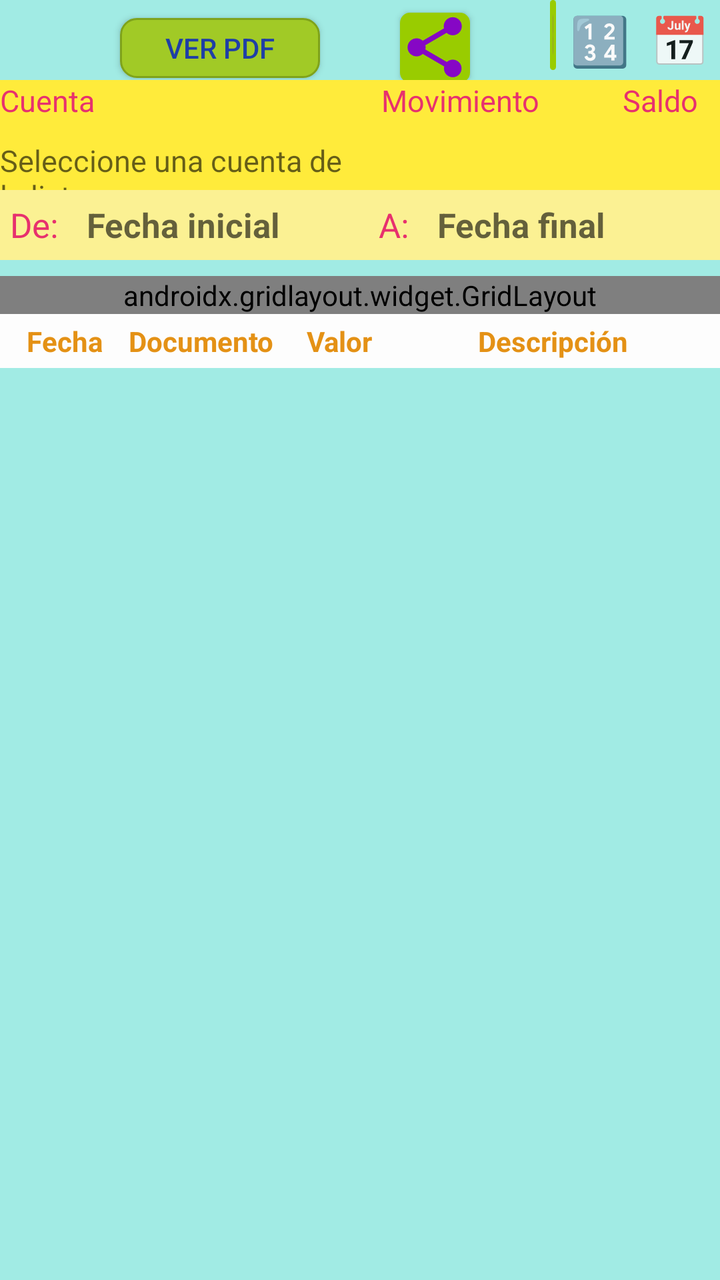
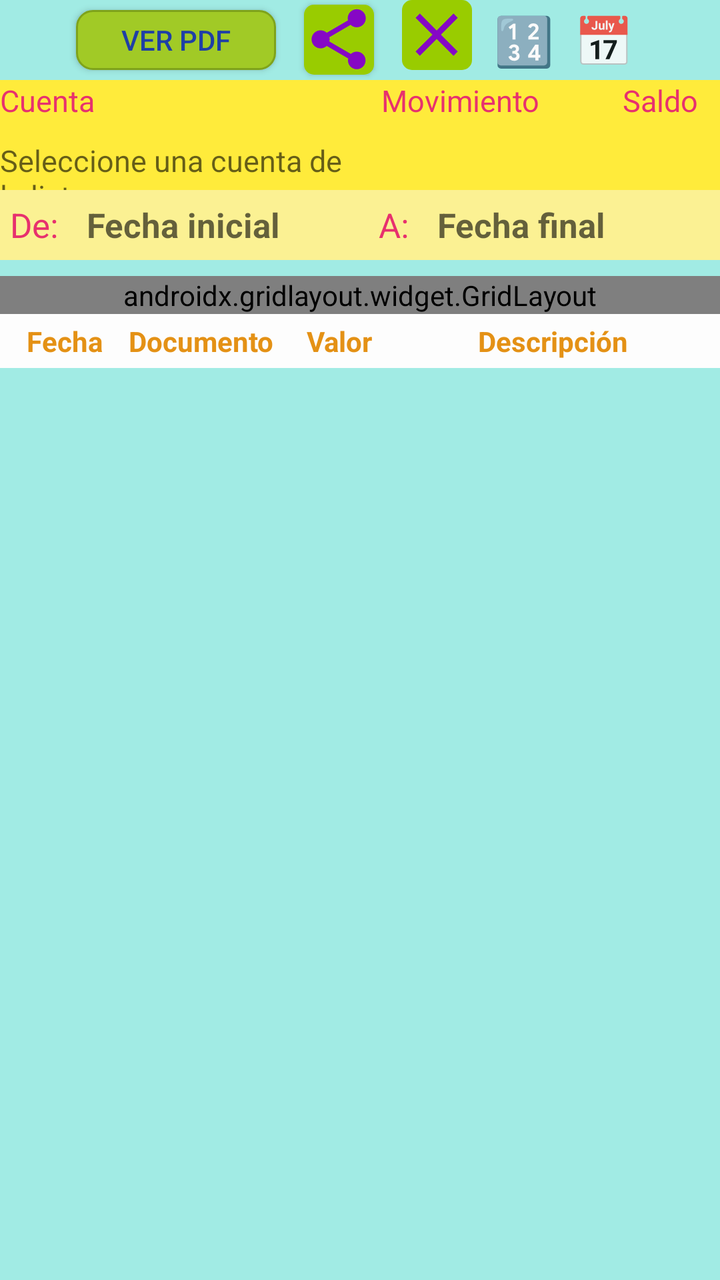

Screens rendered from an Android XML layout before and after an edit, with the pre-edit source and the edit as a unified diff.
<!-- AndroidManifest.xml: application theme Theme.AppCompat.Light -->
<!-- res/layout/f3_2_and_f3_4_ver_item_transacciones.xml -->
<?xml version="1.0" encoding="utf-8"?>
<LinearLayout xmlns:android="http://schemas.android.com/apk/res/android"
    xmlns:tools="http://schemas.android.com/tools"
    xmlns:app="http://schemas.android.com/apk/res-auto"
    android:layout_width="match_parent"
    android:layout_height="match_parent"
    android:layout_marginTop="80dp"
    android:layout_marginLeft="5dp"
    android:layout_marginRight="3dp"
    android:orientation="vertical"
    android:background="#A1EBE4"
    tools:context="B_FRAGMENTS.F3_2_VerItemTransaccion">

    <LinearLayout
        android:layout_width="wrap_content"
        android:layout_height="wrap_content"
        android:orientation="horizontal">

        <Button
            android:id="@+id/crearPdfConTablaPorCuentaYFecha_XBt"
                android:background="@drawable/bg_boton_accion"
                android:textColor="#1F3FA6"
            android:layout_width="100dp"
            android:layout_height="30dp"
            android:layout_marginLeft="60dp"
            android:layout_marginRight="40dp"
            android:text="Ver Pdf" />

        <Button
            android:id="@+id/compartirEstadoDeCuenta_XBt"
            android:layout_width="35dp"
            android:layout_height="35dp"
            android:background="@drawable/ic_share"
            android:layout_marginRight="40dp" />

        <ImageButton
            android:id="@+id/salida_XBt"
            android:layout_width="35dp"
            android:layout_height="35dp"
            android:layout_gravity="start"
            android:layout_marginTop="2dp"
            android:layout_marginRight="2dp"
            android:layout_weight="1"
            android:background="@drawable/ic_out"
            android:src="@drawable/bg_transparent"
            android:text="Salir" />

        <Button
            android:id="@+id/calculadoraLibre_XBt"
            android:layout_width="40dp"
            android:layout_height="40dp"
            android:background="?attr/selectableItemBackground"
            android:text="🔢"
            android:textAllCaps="false"
            android:textColor="#1976D2"
            android:textSize="24sp"

            />

        
        <Button
            android:id="@+id/alternarPorFecha_XBt"
            android:layout_width="40dp"
            android:layout_height="40dp"
            android:background="?attr/selectableItemBackground"
            android:text="📅"
            android:textAllCaps="false"
            android:textSize="24sp"
            android:contentDescription="Consultar por fechas"/>

        
        <Button
            android:id="@+id/graficasIndicadores_XBt"
            android:layout_width="40dp"
            android:layout_height="40dp"
            android:background="?attr/selectableItemBackground"
            android:text="📊"
            android:textAllCaps="false"
            android:textSize="24sp"
            android:visibility="gone"
            android:contentDescription="Ver gráficas de Indicadores"/>

        
        <Button
            android:id="@+id/historialInventarioDesdeInforme_XBt"
            android:layout_width="40dp"
            android:layout_height="40dp"
            android:background="?attr/selectableItemBackground"
            android:text="📦"
            android:textAllCaps="false"
            android:textSize="24sp"
            android:visibility="gone"
            android:contentDescription="Ver historial de inventario"/>

    </LinearLayout>

    <LinearLayout
        android:layout_width="match_parent"
        android:layout_height="wrap_content"
        android:orientation="horizontal"
        android:background="#FFEB3B">

        <TextView
            android:id="@+id/etiquetaCuenta_XBt"
            android:layout_width="180dp"
            android:layout_height="30dp"
            android:textSize="15sp"
            android:text="Cuenta"
            android:background="#FFEB3B"
            android:textColor="#E7316E" />

        <TextView
            android:id="@+id/etiquetaMovimiento_XBt"
            android:layout_width="100dp"
            android:layout_height="30dp"
            android:textSize="15sp"
            android:text="Movimiento"
            android:background="#FFEB3B"
            android:textColor="#E7316E"
            android:textAlignment="center" />

        <TextView
            android:layout_width="100dp"
            android:layout_height="30dp"
            android:textSize="15sp"
            android:text="Saldo"
            android:background="#FFEB3B"
            android:textColor="#E7316E"
            android:textAlignment="center" />
    </LinearLayout>

    <LinearLayout
        android:id="@+id/barraSuperiorId"
        android:layout_width="match_parent"
        android:layout_height="25dp"
        android:orientation="horizontal"
        android:background="#FFEB3B">

        <TextView
            android:id="@+id/c3_Cuenta_XTv"
            android:layout_width="180dp"
            android:layout_height="30dp"
            android:textSize="15sp"
            android:hint="Seleccione una cuenta de la lista"
            android:background="#FFEB3B"
            android:textColor="#E7316E" />

        <TextView
            android:id="@+id/c5_0_Valor_XTv"
            android:layout_width="100dp"
            android:layout_height="30dp"
            android:textSize="15sp"
            android:hint=""
            android:background="#FFEB3B"
            android:textColor="#E7316E"
            android:textAlignment="center" />

        <TextView
            android:id="@+id/c5_Valor_XTv"
            android:layout_width="100dp"
            android:layout_height="30dp"
            android:textSize="15sp"
            android:hint=""
            android:background="#FFEB3B"
            android:textColor="#E7316E"
            android:textAlignment="center" />
    </LinearLayout>

    
    <LinearLayout
        android:id="@+id/consultasPorCuentaYFecha_XLl"
        android:layout_width="match_parent"
        android:layout_height="wrap_content"
        android:orientation="vertical"
        android:padding="5dp"
        android:background="#FBF193">

        
        <LinearLayout
            android:layout_width="match_parent"
            android:layout_height="wrap_content"
            android:orientation="horizontal"
            android:gravity="center_vertical">

            <TextView
                android:layout_width="wrap_content"
                android:layout_height="25dp"
                android:text="De: "
                android:background="#FBF193"
                android:textSize="17sp"
                android:textColor="#E7316E"
                android:gravity="center_vertical"
                android:paddingRight="5dp" />

            <TextView
                android:id="@+id/fecha1Calendario_XTv"
                android:layout_width="0dp"
                android:layout_height="25dp"
                android:layout_weight="1"
                android:textSize="17sp"
                android:hint="Fecha inicial"
                android:textStyle="bold"
                android:background="#FBF193"
                android:text=""
                android:textColor="#E7316E"
                android:gravity="center_vertical"
                android:paddingLeft="5dp" />

            <TextView
                android:layout_width="wrap_content"
                android:layout_height="25dp"
                android:text="A: "
                android:background="#FBF193"
                android:textSize="17sp"
                android:textColor="#E7316E"
                android:gravity="center_vertical"
                android:paddingLeft="10dp"
                android:paddingRight="5dp" />

            <TextView
                android:id="@+id/fecha2Calendario_XTv"
                android:layout_width="0dp"
                android:layout_height="25dp"
                android:layout_weight="1"
                android:background="#FBF193"
                android:textSize="17sp"
                android:hint="Fecha final"
                android:textStyle="bold"
                android:text=""
                android:textColor="#E7316E"
                android:gravity="center_vertical"
                android:paddingLeft="5dp" />
        </LinearLayout>

    </LinearLayout>

    
    <androidx.gridlayout.widget.GridLayout
        android:layout_width="match_parent"
        android:layout_height="wrap_content"
        android:layout_marginTop="8dp"
        android:gravity="center"
        app:columnCount="4"
        app:rowCount="2"
        app:useDefaultMargins="true"
        >

        <EditText
            android:id="@+id/buscar_XTv"
            android:layout_width="300dp"
            android:layout_height="35dp"
            android:layout_marginRight="10dp"
            android:background="@drawable/bg_white_square"
            android:hint="Buscar..."
            android:inputType="text"
            android:maxLines="1"
            android:text=""
            android:textAlignment="center"
            android:textColor="#1B3AE4"
            android:textColorHint="#999999"
            android:textSize="16sp"
            app:layout_column="0"
            app:layout_gravity="center_horizontal"
            app:layout_row="0"
            app:layout_columnSpan="4"
            />

        

        <LinearLayout
            android:layout_width="wrap_content"
            android:layout_height="40dp"
            android:layout_marginTop="2dp"
            app:useDefaultMargins="true"
            app:layout_gravity="center_horizontal"
            android:background="@drawable/bg_white_square"
            app:layout_row="1"
            app:layout_column="0"
            app:layout_columnSpan="4"
            >

        <TextView
            android:id="@+id/contadorVerificadas_XTv"
            android:layout_width="180dp"
            android:layout_height="35dp"
            android:gravity="center_vertical"
            android:text="✓: Verificadas 0/0"
            android:textColor="#2844DC"
            android:textSize="15sp"
            android:textStyle="bold"
            android:visibility="visible"
            app:layout_row="1"
            app:layout_column="0"
            android:layout_marginRight="10dp"
            />

        <TextView
            android:id="@+id/sumaVerificadas_XTv"
            android:layout_width="100dp"
            android:layout_height="35dp"
            android:gravity="center_vertical"
            android:text="Por $0"
            android:textColor="#2844DC"
            android:textSize="15sp"
            android:textStyle="bold"
            android:visibility="visible"
            app:layout_row="1"
            app:layout_column="1"
            android:layout_marginRight="10dp"
            />

            <Button
                android:id="@+id/filtroVerificadas_XBt"
                android:layout_width="26dp"
                android:layout_height="26dp"
                android:layout_marginTop="2dp"
                android:background="@drawable/ic_circle_checked"
                android:button="@null"
                android:paddingLeft="12dp"
                android:paddingRight="12dp"
                android:text=""
                android:textColor="#FFFFFF"
                android:textSize="12sp"
                app:layout_row="1"
                app:layout_column="2"
                android:layout_marginRight="5dp"
                />

            <ImageButton
                android:id="@+id/limpiarChecks_XBt"
                android:layout_width="26dp"
                android:layout_height="26dp"
                android:layout_marginTop="8dp"
                android:src="@drawable/ic_clear_checks"
                android:scaleType="fitCenter"
                android:background="@android:color/transparent"
                android:contentDescription="Limpiar verificaciones"

                />

            <Button
                android:id="@+id/filtroSinVerificar_XBt"
                android:layout_width="26dp"
                android:layout_height="26dp"
                android:layout_marginTop="2dp"
                android:background="@drawable/ic_circle_unchecked"
                android:button="@null"
                android:paddingLeft="12dp"
                android:paddingRight="12dp"
                android:text=""
                android:textColor="#FFFFFF"
                android:textSize="12sp"
                app:layout_row="1"
                app:layout_column="3"
                android:layout_marginRight="4dp"
                />

        </LinearLayout>

    </androidx.gridlayout.widget.GridLayout>

    <Button
        android:id="@+id/filtroTodas_XBt"
                android:background="@drawable/bg_boton_accion"
                android:textColor="#1F3FA6"
        android:layout_width="wrap_content"
        android:layout_height="32dp"
        android:layout_marginRight="4dp"
        android:paddingLeft="12dp"
        android:paddingRight="12dp"
        android:text="Todas"
        android:textSize="12sp"
        android:visibility="gone" />

    <LinearLayout
        android:layout_width="match_parent"
        android:layout_height="wrap_content"
        android:orientation="vertical">

        
        <TableLayout
            android:layout_width="match_parent"
            android:layout_height="wrap_content"
            android:background="#FDFDFD">

            <TableRow>
                <TextView
                    android:layout_weight="0.05"
                    android:text="  Fecha"
                    android:textStyle="bold"
                    android:gravity="center"
                    android:padding="4dp"
                    android:textColor="#E49115" />

                <TextView
                    android:layout_weight="0.05"
                    android:text="Documento"
                    android:textStyle="bold"
                    android:gravity="center"
                    android:padding="4dp"
                    android:textColor="#E49115" />

                <TextView
                    android:layout_weight="0.05"
                    android:text=" Valor"
                    android:textStyle="bold"
                    android:gravity="center"
                    android:padding="4dp"
                    android:textColor="#E49115" />

                <TextView
                    android:layout_weight="0.8"
                    android:text="Descripción"
                    android:textStyle="bold"
                    android:gravity="center"
                    android:padding="4dp"
                    android:textColor="#E49115" />


            </TableRow>
        </TableLayout>
    </LinearLayout>

    <androidx.recyclerview.widget.RecyclerView
        android:id="@+id/recyclerViewTransacciones_XRv"
        android:layout_width="match_parent"
        android:layout_height="wrap_content"
        android:nestedScrollingEnabled="false" />

    <LinearLayout
        android:id="@+id/areaCalendario_XGl"
        android:layout_width="match_parent"
        android:layout_height="wrap_content"
        android:visibility="gone">

        <CalendarView
            android:id="@+id/calendarView_XCv"
            android:layout_width="match_parent"
            android:layout_height="wrap_content"
            android:background="#F4A2BE" />
    </LinearLayout>

    <TextView
        android:id="@+id/contenidoCuentaPdf_XTv"
        android:layout_width="match_parent"
        android:layout_height="wrap_content"
        android:background="#E62F2F"
        android:layout_marginBottom="10dp"
        android:textColorHint="@color/design_default_color_primary"
        android:visibility="invisible" />

</LinearLayout>
<!-- resources referenced by this layout -->
<resources>
  <!-- drawable bg_boton_accion (drawable) -->
  <?xml version="1.0" encoding="utf-8"?>
  <shape xmlns:android="http://schemas.android.com/apk/res/android" android:shape="rectangle">
      <corners android:radius="8dp" />
      <stroke android:width="1dp" android:color="#7FA31B" />
      <solid android:color="#A1CA26" />
  </shape>
  <!-- drawable bg_transparent (drawable) -->
  <layer-list xmlns:android="http://schemas.android.com/apk/res/android">
      
      <item android:drawable="@android:color/transparent" />
  </layer-list>
  <!-- drawable bg_white_square (drawable) -->
  <?xml version="1.0" encoding="utf-8"?>
  <shape xmlns:android="http://schemas.android.com/apk/res/android" android:shape="rectangle">
      <corners
          android:topLeftRadius="19dp"
          android:topRightRadius="19dp"
          android:bottomRightRadius="19dp"
          android:bottomLeftRadius="19dp">
      </corners>
      <stroke
          android:width="3dp"
          android:color="#e441f1">
      </stroke>
      <solid
          android:color="#fefefe">
      </solid>
  </shape>
  <!-- drawable ic_circle_checked (drawable) -->
  <?xml version="1.0" encoding="utf-8"?>
  <vector xmlns:android="http://schemas.android.com/apk/res/android"
      android:width="24dp"
      android:height="24dp"
      android:viewportWidth="24"
      android:viewportHeight="24">
      <path
          android:fillColor="#4CAF50"
          android:pathData="M12,2C6.48,2 2,6.48 2,12s4.48,10 10,10 10,-4.48 10,-10S17.52,2 12,2zM10,17l-5,-5 1.41,-1.41L10,14.17l7.59,-7.59L19,8l-9,9z"/>
  </vector>
  <!-- drawable ic_circle_unchecked (drawable) -->
  <?xml version="1.0" encoding="utf-8"?>
  <vector xmlns:android="http://schemas.android.com/apk/res/android"
      android:width="24dp"
      android:height="24dp"
      android:viewportWidth="24"
      android:viewportHeight="24">
      <path
          android:fillColor="#999999"
          android:pathData="M12,2C6.48,2 2,6.48 2,12s4.48,10 10,10 10,-4.48 10,-10S17.52,2 12,2zM12,20c-4.42,0 -8,-3.58 -8,-8s3.58,-8 8,-8 8,3.58 8,8 -3.58,8 -8,8z"/>
  </vector>
  <!-- drawable ic_clear_checks (drawable) -->
  <?xml version="1.0" encoding="utf-8"?>
  <vector xmlns:android="http://schemas.android.com/apk/res/android"
      android:width="24dp"
      android:height="24dp"
      android:viewportWidth="24"
      android:viewportHeight="24">
      <path
          android:fillColor="#FF5252"
          android:pathData="M19,6.41L17.59,5 12,10.59 6.41,5 5,6.41 10.59,12 5,17.59 6.41,19 12,13.41 17.59,19 19,17.59 13.41,12z"/>
  </vector>
  <!-- drawable ic_out (drawable) -->
  <layer-list xmlns:android="http://schemas.android.com/apk/res/android">
      
      <item>
          <shape android:shape="rectangle">
              <solid android:color="@android:color/holo_green_light" />
              <corners android:radius="5dp" />
          </shape>
      </item>
      
      <item android:left="1.5dp" android:right="1.5dp" android:top="1.5dp" android:bottom="1.5dp">
  
          
  
          <vector
              android:width="30dp"
              android:height="30dp"
              android:viewportWidth="70"
              android:viewportHeight="70"
              android:tint="#8607C5">
              <group android:scaleX="3.2625"
                  android:scaleY="3.2625"
                  android:translateX="-4.5"
                  android:translateY="-4.5">
  
                  
  
                  <path
                      android:fillColor="@android:color/white"
                      android:pathData="M19,6.41L17.59,5 12,10.59 6.41,5 5,6.41 10.59,12 5,17.59 6.41,19 12,13.41 17.59,19 19,17.59 13.41,12z"/>
  
                  
  
  
              </group>
              <solid android:color="@android:color/white" />
              <stroke android:color="@android:color/black" android:width="1dp" />
          </vector>
  
          
  
      </item>
  </layer-list>
  <!-- unchanged entries left out for length: 1 -->
</resources>

<!-- the commit's change to res/layout/f3_2_and_f3_4_ver_item_transacciones.xml (unified diff, before → after) -->
@@ -4,16 +4,18 @@
     xmlns:app="http://schemas.android.com/apk/res-auto"
     android:layout_width="match_parent"
     android:layout_height="match_parent"
-    android:layout_marginTop="80dp"
+    android:layout_marginTop="135dp"
     android:layout_marginLeft="5dp"
     android:layout_marginRight="3dp"
     android:orientation="vertical"
     android:background="#A1EBE4"
     tools:context="B_FRAGMENTS.F3_2_VerItemTransaccion">
 
-    <LinearLayout
-        android:layout_width="wrap_content"
-        android:layout_height="wrap_content"
+    
+    <LinearLayout
+        android:layout_width="match_parent"
+        android:layout_height="wrap_content"
+        android:gravity="center_vertical|center_horizontal"
         android:orientation="horizontal">
 
         <Button
@@ -22,8 +24,7 @@
                 android:textColor="#1F3FA6"
             android:layout_width="100dp"
             android:layout_height="30dp"
-            android:layout_marginLeft="60dp"
-            android:layout_marginRight="40dp"
+            android:layout_marginRight="14dp"
             android:text="Ver Pdf" />
 
         <Button
@@ -31,7 +32,7 @@
             android:layout_width="35dp"
             android:layout_height="35dp"
             android:background="@drawable/ic_share"
-            android:layout_marginRight="40dp" />
+            android:layout_marginRight="14dp" />
 
         <ImageButton
             android:id="@+id/salida_XBt"
@@ -39,8 +40,7 @@
             android:layout_height="35dp"
             android:layout_gravity="start"
             android:layout_marginTop="2dp"
-            android:layout_marginRight="2dp"
-            android:layout_weight="1"
+            android:layout_marginRight="6dp"
             android:background="@drawable/ic_out"
             android:src="@drawable/bg_transparent"
             android:text="Salir" />
